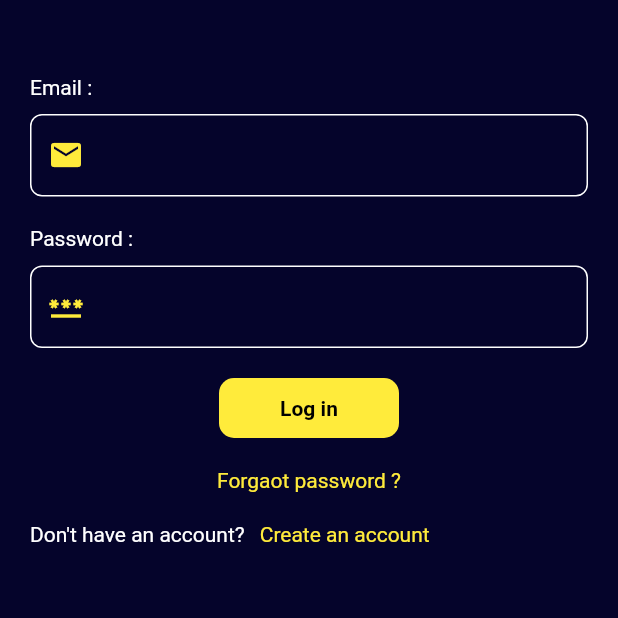
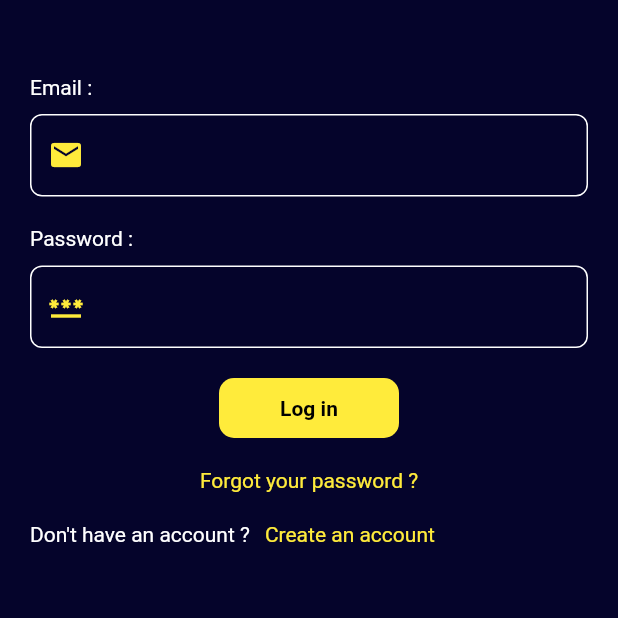
Before and after one commit to PrinceLeBon/todo_app, a Flutter app: the screen it shows after launch, on a phone screen of 412 x 824 dp, the top half of it. Run offline on Flutter 3.47's test engine with Material 2 defaults, Android fonts, the phone set to English and light mode, and no system bars; our stand-ins replace cloud_firestore, firebase_auth, firebase_core, firebase_storage, flutter_colorpicker, image_picker; missing offline and left inert: color_parser; accounts and stored records are empty.

Commit message:
Update readme file && others updates

```diff
--- a/lib/pages/login/login.dart
+++ b/lib/pages/login/login.dart
@@ -132,7 +132,7 @@ class _LoginState extends State<Login> {
                   ),
                   InkWell(
                     child: Text(
-                      'Forgaot password ?',
+                      'Forgot your password ?',
                       style: TextStyle(color: Colors.yellow[500]),
                     ),
                     onTap: () {},
@@ -142,7 +142,7 @@ class _LoginState extends State<Login> {
                   ),
                   Row(
                     children: [
-                      const Text("Don't have an account?",
+                      const Text("Don't have an account ?",
                           style: TextStyle(color: Colors.white)),
                       Container(
                         width: 10,
--- a/lib/pages/login/signup.dart
+++ b/lib/pages/login/signup.dart
@@ -345,7 +345,7 @@ class _SignUpState extends State<SignUp> {
                     Row(
                       children: [
                         const Text(
-                          'Already have an account?',
+                          'Already have an account ?',
                           style: TextStyle(color: Colors.white),
                         ),
                         Container(
```
Also changed, not shown: lib/firebase_options.dart, 1 other file.
